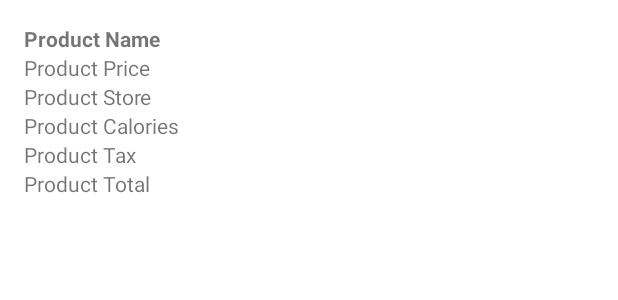
After one commit to daedalussolutions/GroceryApp, an Android app: the layout product_layout.xml on its own in the app's theme, with its tools: preview values and no code run, on a phone screen of 412 x 824 dp. The commit adds this screen. Shown: the top 300 px of the screen. Run offline under Robolectric (Android 15) with nearby library versions, the phone set to English and light mode, and no system bars.

Commit message:
DB and settings

```diff
--- /dev/null
+++ b/app/src/main/res/layout/product_layout.xml
@@ -0,0 +1,46 @@
+<?xml version="1.0" encoding="utf-8"?>
+<LinearLayout xmlns:android="http://schemas.android.com/apk/res/android"
+    android:layout_width="match_parent"
+    android:layout_height="wrap_content"
+    android:orientation="vertical"
+    android:padding="16dp"
+    android:outlineAmbientShadowColor="@color/black">
+
+    <TextView
+        android:id="@+id/textViewProductName"
+        android:layout_width="wrap_content"
+        android:layout_height="wrap_content"
+        android:text="Product Name"
+        android:textStyle="bold"/>
+
+    <TextView
+        android:id="@+id/textViewProductPrice"
+        android:layout_width="wrap_content"
+        android:layout_height="wrap_content"
+        android:text="Product Price" />
+
+    <TextView
+        android:id="@+id/textViewProductStore"
+        android:layout_width="wrap_content"
+        android:layout_height="wrap_content"
+        android:text="Product Store" />
+
+    <TextView
+        android:id="@+id/textViewProductCalories"
+        android:layout_width="wrap_content"
+        android:layout_height="wrap_content"
+        android:text="Product Calories" />
+
+    <TextView
+        android:id="@+id/textViewProductTax"
+        android:layout_width="wrap_content"
+        android:layout_height="wrap_content"
+        android:text="Product Tax" />
+
+    <TextView
+        android:id="@+id/textViewProductTotal"
+        android:layout_width="wrap_content"
+        android:layout_height="wrap_content"
+        android:text="Product Total" />
+
+</LinearLayout>
--- a/app/src/main/res/menu/grocery_menu.xml
+++ b/app/src/main/res/menu/grocery_menu.xml
@@ -4,4 +4,7 @@
     <item
         android:id="@+id/grocery_list"
         android:title="Grocery List" />
+    <item
+        android:id="@+id/settings"
+        android:title="Settings" />
 </menu>
```
Also changed, not shown: app/src/main/AndroidManifest.xml (+12 -1 lines), app/src/main/java/com/example/grocery_app/GroceryApplication.java (added, +82 -0 lines), app/src/main/java/com/example/grocery_app/Grocery_List_Activity.java (+21 -0 lines), app/src/main/java/com/example/grocery_app/MainActivity.java (+34 -0 lines), app/src/main/java/com/example/grocery_app/Product.java (added, +38 -0 lines), app/src/main/java/com/example/grocery_app/ProductsAdapter.java (added, +62 -0 lines), app/src/main/java/com/example/grocery_app/SettingsActivity.java (added, +49 -0 lines), app/src/main/res/layout/activity_grocery_list.xml (+10 -6 lines), app/src/main/res/layout/activity_settings.xml (added, +19 -0 lines).
